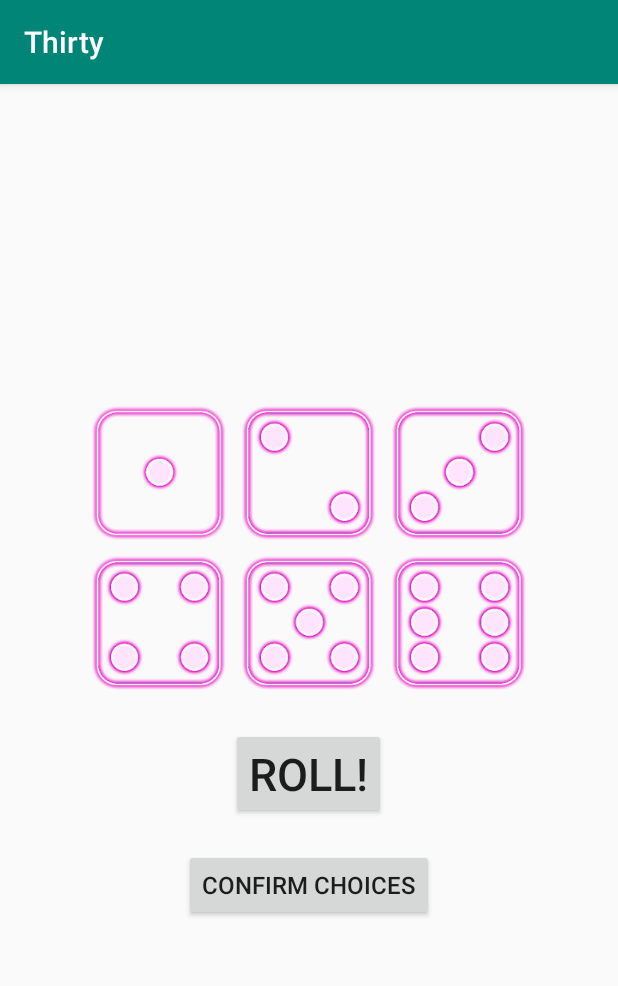
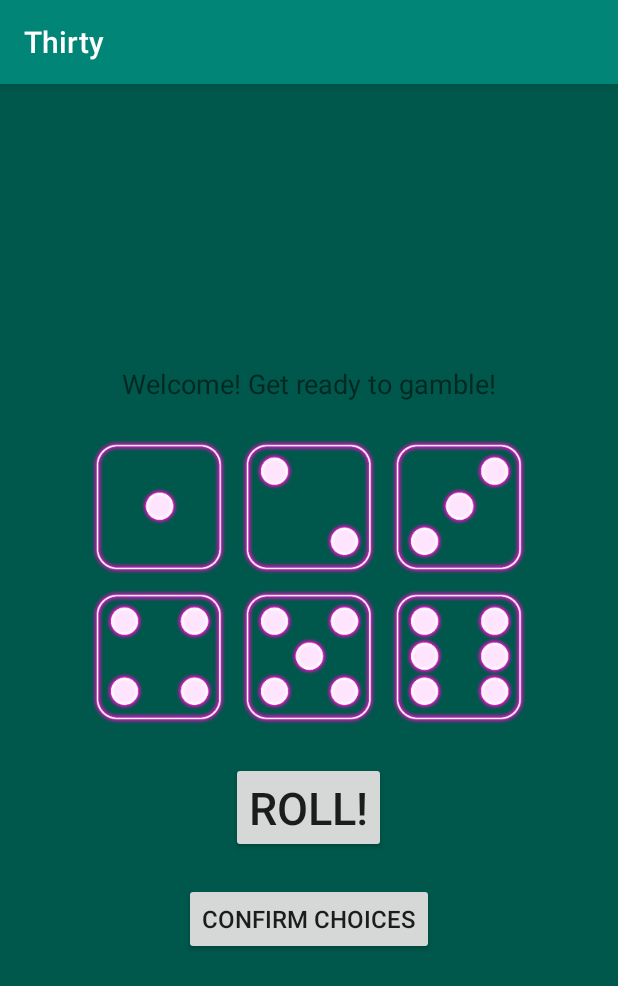
Before and after one commit to EfraimRamsen/Thirty, an Android app: the screen it shows after launch (MainActivity), on a phone screen of 412 x 824 dp. Shown: the top 986 px of the screen. Run offline under Robolectric (Android 15) with nearby library versions, the phone set to English and light mode, and no system bars.

Commit message:
Add welcome text and background color

```diff
--- a/app/src/main/java/com/efraim/thirty/MainActivity.java
+++ b/app/src/main/java/com/efraim/thirty/MainActivity.java
@@ -2,8 +2,13 @@ package com.efraim.thirty;
 
 import android.support.v7.app.AppCompatActivity;
 import android.os.Bundle;
+import android.widget.Button;
+import android.widget.ImageButton;
 
 public class MainActivity extends AppCompatActivity {
+
+	private ImageButton mDice1Button, mDice2Button, mDice3Button, mDice4Button, mDice5Button, mDice6Button;
+	private Button mRollButton, mConfirmButton;
 
 	@Override
 	protected void onCreate(Bundle savedInstanceState) {
--- a/app/src/main/res/layout/activity_main.xml
+++ b/app/src/main/res/layout/activity_main.xml
@@ -4,6 +4,7 @@
     xmlns:tools="http://schemas.android.com/tools"
     android:layout_width="match_parent"
     android:layout_height="match_parent"
+    android:background="@color/colorPrimaryDark"
     tools:context=".MainActivity">
 
 
@@ -15,8 +16,20 @@
         tools:layout_editor_absoluteX="0dp"
         tools:layout_editor_absoluteY="0dp">
 
+        <LinearLayout
+            android:layout_width="match_parent"
+            android:layout_height="wrap_content"
+            android:layout_marginBottom="20sp">
 
+            <TextView
+                android:layout_width="match_parent"
+                android:layout_height="match_parent"
+                android:text="@string/welcome"
+                android:textAlignment="center"
+                android:textSize="18sp"
+                />
 
+        </LinearLayout>
 
         <LinearLayout
             android:layout_width="wrap_content"
--- a/app/src/main/res/values/strings.xml
+++ b/app/src/main/res/values/strings.xml
@@ -2,4 +2,5 @@
     <string name="app_name">Thirty</string>
     <string name="roll_button">Roll!</string>
     <string name="confirm_button">Confirm choices</string>
+    <string name="welcome">Welcome! Get ready to gamble!</string>
 </resources>
```
